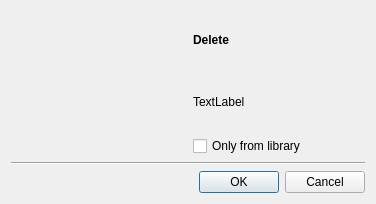
First picture: the form in src/Gui/Library/Utils/GUI_DeleteDialog.ui, repository Inferno214221/sayonara-player, before the edit.
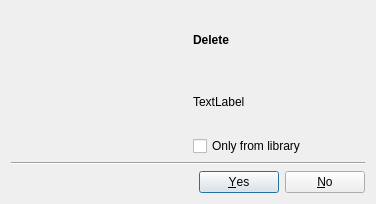
Second picture: the form after the edit.

What changed in the file:
```diff
--- a/src/Gui/Library/Utils/GUI_DeleteDialog.ui
+++ b/src/Gui/Library/Utils/GUI_DeleteDialog.ui
@@ -67,7 +67,7 @@
    <item row="4" column="0" colspan="2">
     <widget class="QDialogButtonBox" name="buttonBox">
      <property name="standardButtons">
-      <set>QDialogButtonBox::Cancel|QDialogButtonBox::Ok</set>
+      <set>QDialogButtonBox::No|QDialogButtonBox::Yes</set>
      </property>
     </widget>
    </item>
```
